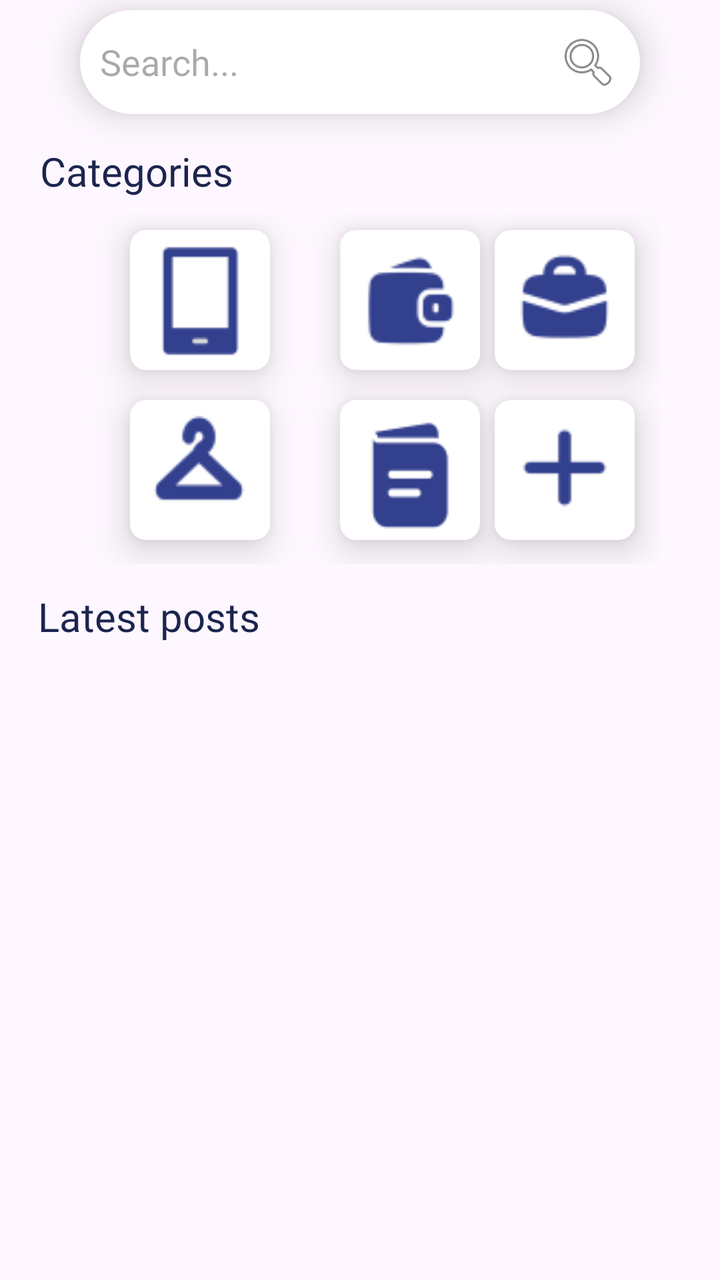
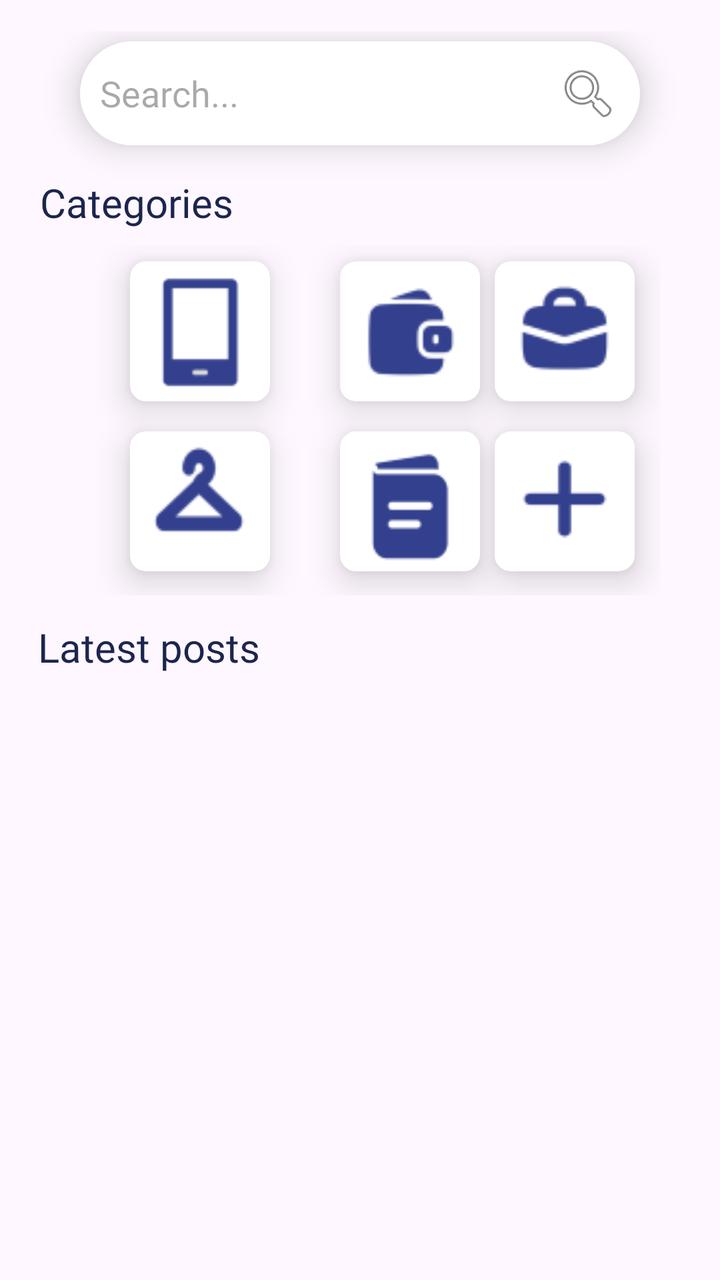

Compare the two renders of this Android layout. The source of the first and the diff that turns it into the second are given below.
<!-- AndroidManifest.xml: application theme Theme.LostAndFound -->
<!-- res/layout/fragment_home.xml -->
<?xml version="1.0" encoding="utf-8"?>
<androidx.constraintlayout.widget.ConstraintLayout xmlns:android="http://schemas.android.com/apk/res/android"
    android:id="@+id/FG_Home"
    xmlns:app="http://schemas.android.com/apk/res-auto"
    xmlns:tools="http://schemas.android.com/tools"
    android:layout_width="match_parent"
    android:layout_height="match_parent"
    tools:context=".HomeFragment"
    android:gravity="start">


    <TextView
        android:id="@+id/textView6"
        android:layout_width="wrap_content"
        android:layout_height="wrap_content"
        android:layout_marginStart="19dp"
        android:layout_marginTop="5dp"
        android:fontFamily="@font/konkhmer"
        android:text="Latest posts"
        android:textColor="@color/text_color"
        android:textSize="20sp"
        app:layout_constraintBottom_toBottomOf="parent"
        app:layout_constraintEnd_toEndOf="parent"
        app:layout_constraintHorizontal_bias="0.0"
        app:layout_constraintStart_toStartOf="parent"
        app:layout_constraintTop_toBottomOf="@+id/gridLayout"
        app:layout_constraintVertical_bias="0.024" />

    <LinearLayout
        android:id="@+id/linearLayout"
        android:layout_width="match_parent"
        android:layout_height="wrap_content"
        android:orientation="vertical"
        app:layout_constraintBottom_toBottomOf="parent"
        app:layout_constraintEnd_toEndOf="parent"
        app:layout_constraintHorizontal_bias="0.0"
        app:layout_constraintStart_toStartOf="parent"
        app:layout_constraintTop_toTopOf="parent"
        app:layout_constraintVertical_bias="0.0">

        <EditText
            android:id="@+id/ET_Search"
            android:layout_width="match_parent"
            android:layout_height="wrap_content"
            android:layout_marginStart="40dp"
            android:layout_marginTop="5dp"
            android:layout_marginEnd="40dp"
            android:background="@drawable/rounded_border"
            android:drawableRight="@android:drawable/ic_menu_search"
            android:elevation="10dp"
            android:fontFamily="@font/konkhmer"
            android:hint="Search..."
            android:inputType="text"
            android:textSize="18sp" />

        <TextView
            android:layout_width="wrap_content"
            android:layout_height="wrap_content"
            android:layout_marginStart="20dp"
            android:layout_marginTop="15dp"
            android:fontFamily="@font/konkhmer"
            android:text="Categories"
            android:textColor="@color/text_color"
            android:textSize="20sp" />

    </LinearLayout>


    <GridLayout
        android:id="@+id/gridLayout"
        android:layout_width="match_parent"
        android:layout_height="175dp"
        android:layout_marginStart="35dp"
        android:layout_marginTop="8dp"
        android:layout_marginEnd="30dp"
        android:columnCount="3"
        app:layout_constraintEnd_toEndOf="parent"
        app:layout_constraintHorizontal_bias="0.0"
        app:layout_constraintStart_toStartOf="parent"
        app:layout_constraintTop_toBottomOf="@+id/linearLayout">

        <androidx.cardview.widget.CardView
            android:id="@+id/CV_Electronics"
            android:layout_width="wrap_content"
            android:layout_height="wrap_content"
            android:layout_gravity="center_horizontal"
            android:layout_marginStart="30dp"
            android:layout_marginTop="8dp"
            app:cardBackgroundColor="@color/white"
            app:cardCornerRadius="8dp"
            app:cardElevation="10dp">

            <ImageView
                android:layout_width="70dp"
                android:layout_height="70dp"
                android:src="@drawable/electronics_icon"
                android:contentDescription="Electronics"/>
        </androidx.cardview.widget.CardView>

        <androidx.cardview.widget.CardView
            android:id="@+id/CV_PersonalItems"
            android:layout_width="wrap_content"
            android:layout_height="wrap_content"
            android:layout_gravity="center_horizontal"
            android:layout_marginStart="35dp"
            android:layout_marginTop="8dp"
            app:cardBackgroundColor="@color/white"
            app:cardCornerRadius="8dp"
            app:cardElevation="10dp">

            <ImageView
                android:layout_width="70dp"
                android:layout_height="70dp"
                android:src="@drawable/personal_icon" />
        </androidx.cardview.widget.CardView>

        <androidx.cardview.widget.CardView
            android:id="@+id/CV_Bags"
            android:layout_width="wrap_content"
            android:layout_height="wrap_content"
            android:layout_gravity="center_horizontal"
            android:layout_marginTop="8dp"
            android:layout_marginEnd="5dp"
            app:cardBackgroundColor="@color/white"
            app:cardCornerRadius="8dp"
            app:cardElevation="10dp">

            <ImageView
                android:layout_width="70dp"
                android:layout_height="70dp"
                android:src="@drawable/bags_icon" />
        </androidx.cardview.widget.CardView>

        <androidx.cardview.widget.CardView
            android:id="@+id/CV_Wearables"
            android:layout_width="wrap_content"
            android:layout_height="wrap_content"
            android:layout_gravity="center_horizontal"
            android:layout_marginStart="30dp"
            android:layout_marginTop="15dp"
            app:cardBackgroundColor="@color/white"
            app:cardCornerRadius="8dp"
            app:cardElevation="10dp">

            <ImageView
                android:layout_width="70dp"
                android:layout_height="70dp"
                android:src="@drawable/wearables_icon" />
        </androidx.cardview.widget.CardView>

        <androidx.cardview.widget.CardView
            android:id="@+id/CV_Documents"
            android:layout_width="wrap_content"
            android:layout_height="wrap_content"
            android:layout_gravity="center_horizontal"
            android:layout_marginStart="35dp"
            android:layout_marginTop="15dp"
            app:cardBackgroundColor="@color/white"
            app:cardCornerRadius="8dp"
            app:cardElevation="10dp">

            <ImageView
                android:layout_width="70dp"
                android:layout_height="70dp"
                android:src="@drawable/document_icon" />
        </androidx.cardview.widget.CardView>

        <androidx.cardview.widget.CardView
            android:id="@+id/CV_Others"
            android:layout_width="wrap_content"
            android:layout_height="wrap_content"
            android:layout_gravity="center_horizontal"
            android:layout_marginTop="15dp"
            android:layout_marginEnd="5dp"
            app:cardBackgroundColor="@color/white"
            app:cardCornerRadius="8dp"
            app:cardElevation="10dp">

            <ImageView
                android:layout_width="70dp"
                android:layout_height="70dp"
                android:src="@drawable/others_icon"/>
        </androidx.cardview.widget.CardView>

    </GridLayout>

    <androidx.recyclerview.widget.RecyclerView
        android:id="@+id/RV_LatestPosts"
        android:layout_width="0dp"
        android:layout_height="0dp"
        android:layout_marginStart="15dp"
        android:layout_marginEnd="15dp"
        app:layout_constraintBottom_toBottomOf="parent"
        app:layout_constraintEnd_toEndOf="parent"
        app:layout_constraintHorizontal_bias="0.0"
        app:layout_constraintStart_toStartOf="parent"
        app:layout_constraintTop_toBottomOf="@+id/textView6"
        app:layout_constraintVertical_bias="0.0"
        tools:listitem="@layout/lost_item_" />

    <TextView
        android:id="@+id/TV_EmptyState"
        android:layout_width="wrap_content"
        android:layout_height="wrap_content"
        android:fontFamily="@font/konkhmer"
        android:text="There are currently no lost items post"
        android:textColor="#808080"
        android:visibility="gone"
        android:textSize="16sp"
        app:layout_constraintBottom_toBottomOf="parent"
        app:layout_constraintEnd_toEndOf="parent"
        app:layout_constraintHorizontal_bias="0.495"
        app:layout_constraintStart_toStartOf="parent"
        app:layout_constraintTop_toTopOf="parent"
        app:layout_constraintVertical_bias="0.707" />


</androidx.constraintlayout.widget.ConstraintLayout>
<!-- res/layout/lost_item_.xml (included above) -->
<?xml version="1.0" encoding="utf-8"?>
<androidx.cardview.widget.CardView xmlns:android="http://schemas.android.com/apk/res/android"
    android:layout_width="match_parent"
    android:layout_height="wrap_content"
    xmlns:app="http://schemas.android.com/apk/res-auto"
    app:cardElevation="8dp"
    app:cardCornerRadius="8dp"
    android:layout_margin="10dp">
    
    <LinearLayout
        android:layout_width="match_parent"
        android:layout_height="wrap_content"
        android:layout_marginVertical="6dp"
        android:orientation="horizontal">

        <androidx.cardview.widget.CardView
            android:layout_width="wrap_content"
            android:layout_height="match_parent"
            android:layout_marginEnd="10dp"
            android:layout_marginStart="10dp">

            <ImageView
                android:id="@+id/IV_photoicon"
                android:layout_width="128dp"
                android:layout_height="match_parent"
                android:src="@drawable/photo_placeholder"/>


        </androidx.cardview.widget.CardView>

        <RelativeLayout
            android:layout_width="wrap_content"
            android:layout_height="wrap_content">

            <TextView
                android:id="@+id/TV_Status"
                android:layout_width="wrap_content"
                android:layout_height="wrap_content"
                android:layout_alignParentEnd="true"
                android:layout_marginTop="75dp"
                android:layout_marginEnd="10dp"
                android:background="@drawable/found_border"
                android:fontFamily="@font/konkhmer"
                android:paddingStart="15dp"
                android:paddingEnd="15dp"
                android:text="Found"
                android:textColor="#51af51"
                android:textSize="16sp" />

            <LinearLayout
                android:layout_width="wrap_content"
                android:layout_height="wrap_content"
                android:layout_gravity="center_vertical"
                android:orientation="vertical">

                <TextView
                    android:id="@+id/TV_Itemname"
                    android:layout_width="wrap_content"
                    android:layout_height="wrap_content"
                    android:fontFamily="@font/konkhmer"
                    android:text="Item Name"
                    android:textColor="@color/text_color"
                    android:textSize="23sp" />

                <TextView
                    android:id="@+id/TV_Place"
                    android:layout_width="wrap_content"
                    android:layout_height="wrap_content"
                    android:layout_marginTop="-15dp"
                    android:drawableLeft="@drawable/location_icon"
                    android:fontFamily="@font/konkhmer"
                    android:text="Place"
                    android:textColor="#D4D4D4"
                    android:textSize="15sp" />

                <TextView
                    android:id="@+id/TV_Date"
                    android:layout_width="wrap_content"
                    android:layout_height="wrap_content"
                    android:layout_marginTop="-11dp"
                    android:drawableLeft="@drawable/date_icon"
                    android:fontFamily="@font/konkhmer"
                    android:text="Date"
                    android:textColor="#D4D4D4"
                    android:textSize="15sp" />

            </LinearLayout>


        </RelativeLayout>

    </LinearLayout>

</androidx.cardview.widget.CardView>
<!-- resources referenced by this layout -->
<resources>
  <color name="text_color">#1C254E</color>
  <color name="white">#FFFFFFFF</color>
  <!-- drawable bags_icon: png bitmap (drawable, 1731 bytes) -->
  <!-- drawable date_icon (drawable) -->
  <vector xmlns:android="http://schemas.android.com/apk/res/android" android:height="24dp" android:tint="#D4D4D4" android:viewportHeight="24" android:viewportWidth="24" android:width="24dp">
        
      <path android:fillColor="#D4D4D4" android:pathData="M9,11L7,11v2h2v-2zM13,11h-2v2h2v-2zM17,11h-2v2h2v-2zM19,4h-1L18,2h-2v2L8,4L8,2L6,2v2L5,4c-1.11,0 -1.99,0.9 -1.99,2L3,20c0,1.1 0.89,2 2,2h14c1.1,0 2,-0.9 2,-2L21,6c0,-1.1 -0.9,-2 -2,-2zM19,20L5,20L5,9h14v11z"/>
      
  </vector>
  <!-- drawable found_border (drawable) -->
  <?xml version="1.0" encoding="utf-8"?>
  <shape xmlns:android="http://schemas.android.com/apk/res/android"
      android:shape="rectangle">
      <solid android:color="#82ED82"/>
      <corners android:radius="8dp"/>
  </shape>
  <!-- drawable location_icon (drawable) -->
  <vector xmlns:android="http://schemas.android.com/apk/res/android"
      android:height="24dp"
      android:tint="#D4D4D4" android:viewportHeight="960" android:viewportWidth="960" android:width="24dp">
        
      <path android:fillColor="#D4D4D4"
          android:pathData="M480,480Q513,480 536.5,456.5Q560,433 560,400Q560,367 536.5,343.5Q513,320 480,320Q447,320 423.5,343.5Q400,367 400,400Q400,433 423.5,456.5Q447,480 480,480ZM480,774Q602,662 661,570.5Q720,479 720,408Q720,299 650.5,229.5Q581,160 480,160Q379,160 309.5,229.5Q240,299 240,408Q240,479 299,570.5Q358,662 480,774ZM480,880Q319,743 239.5,625.5Q160,508 160,408Q160,258 256.5,169Q353,80 480,80Q607,80 703.5,169Q800,258 800,408Q800,508 720.5,625.5Q641,743 480,880ZM480,400Q480,400 480,400Q480,400 480,400Q480,400 480,400Q480,400 480,400Q480,400 480,400Q480,400 480,400Q480,400 480,400Q480,400 480,400Z"/>
      
  </vector>
  <!-- drawable photo_placeholder (drawable) -->
  <vector xmlns:android="http://schemas.android.com/apk/res/android"
      android:height="64dp" android:tint="#D4D4D4" android:viewportHeight="960" android:viewportWidth="960" android:width="64dp">
        
      <path android:fillColor="#D4D4D4" android:pathData="M880,765L800,685L800,280Q800,280 800,280Q800,280 800,280L638,280L565,200L395,200L357,242L300,185L360,120L600,120L674,200L800,200Q833,200 856.5,223.5Q880,247 880,280L880,765ZM160,840Q127,840 103.5,816.5Q80,793 80,760L80,280Q80,247 103.5,223.5Q127,200 160,200L201,200L281,280L160,280Q160,280 160,280Q160,280 160,280L160,760Q160,760 160,760Q160,760 160,760L761,760L841,840L160,840ZM626,625Q601,659 563.5,679.5Q526,700 480,700Q405,700 352.5,647.5Q300,595 300,520Q300,474 320.5,436.5Q341,399 375,374L433,432Q409,445 394.5,468Q380,491 380,520Q380,562 409,591Q438,620 480,620Q509,620 532,605.5Q555,591 568,567L626,625ZM608,392Q633,416 646.5,449Q660,482 660,520Q660,526 660,532Q660,538 659,544L456,341Q462,340 468,340Q474,340 480,340Q518,340 551,353.5Q584,367 608,392ZM819,932L27,140L84,83L876,875L819,932ZM407,520L407,520L407,520Q407,520 407,520Q407,520 407,520L407,520Q407,520 407,520Q407,520 407,520ZM578,463L578,463L578,463Q578,463 578,463Q578,463 578,463L578,463L578,463L578,463Z"/>
      
  </vector>
  <!-- drawable rounded_border (drawable) -->
  <?xml version="1.0" encoding="utf-8"?>
  <shape xmlns:android="http://schemas.android.com/apk/res/android"
      android:shape="rectangle">
      <solid android:color="#ffffff"/>
      <corners android:radius="30dp"/>
      <stroke android:width="1dp" android:color="@color/white"/>
      <padding android:top="10dp" android:bottom="10dp" android:left="10dp" android:right="10dp"/>
  </shape>
  <style name="Theme.LostAndFound" parent="Base.Theme.LostAndFound" />
  <style name="Base.Theme.LostAndFound" parent="Theme.Material3.DayNight.NoActionBar">
          
          
      </style>
  <!-- unchanged entries left out for length: 5 -->
</resources>

<!-- the commit's change to res/layout/fragment_home.xml (unified diff, before → after) -->
@@ -5,7 +5,7 @@
     xmlns:tools="http://schemas.android.com/tools"
     android:layout_width="match_parent"
     android:layout_height="match_parent"
-    tools:context=".HomeFragment"
+    tools:context="activities.lostandfound.fragments.student.HomeFragment"
     android:gravity="start">
 
 
@@ -26,6 +26,7 @@
         app:layout_constraintTop_toBottomOf="@+id/gridLayout"
         app:layout_constraintVertical_bias="0.024" />
 
+
     <LinearLayout
         android:id="@+id/linearLayout"
         android:layout_width="match_parent"
@@ -36,7 +37,7 @@
         app:layout_constraintHorizontal_bias="0.0"
         app:layout_constraintStart_toStartOf="parent"
         app:layout_constraintTop_toTopOf="parent"
-        app:layout_constraintVertical_bias="0.0">
+        app:layout_constraintVertical_bias="0.029">
 
         <EditText
             android:id="@+id/ET_Search"
@@ -65,7 +66,6 @@
 
     </LinearLayout>
 
-
     <GridLayout
         android:id="@+id/gridLayout"
         android:layout_width="match_parent"
@@ -220,7 +220,7 @@
 <?xml version="1.0" encoding="utf-8"?>
 <androidx.cardview.widget.CardView xmlns:android="http://schemas.android.com/apk/res/android"
     android:layout_width="match_parent"
-    android:layout_height="wrap_content"
+    android:layout_height="120dp"
     xmlns:app="http://schemas.android.com/apk/res-auto"
     app:cardElevation="8dp"
     app:cardCornerRadius="8dp"
@@ -273,6 +273,7 @@
                 android:orientation="vertical">
 
                 <TextView
+                    android:includeFontPadding="false"
                     android:id="@+id/TV_Itemname"
                     android:layout_width="wrap_content"
                     android:layout_height="wrap_content"
<!-- resource entries referenced after the edit -->
@@ -45,6 +45,10 @@
   <style name="Base.Theme.LostAndFound" parent="Theme.Material3.DayNight.NoActionBar">
           
           
+              <item name="drawerArrowStyle">@style/DrawerIcon</item>
+      </style>
+  <style name="DrawerIcon" parent="Widget.AppCompat.DrawerArrowToggle">
+          <item name="color">@color/white</item>
       </style>
   <!-- unchanged entries left out for length: 5 -->
 </resources>
